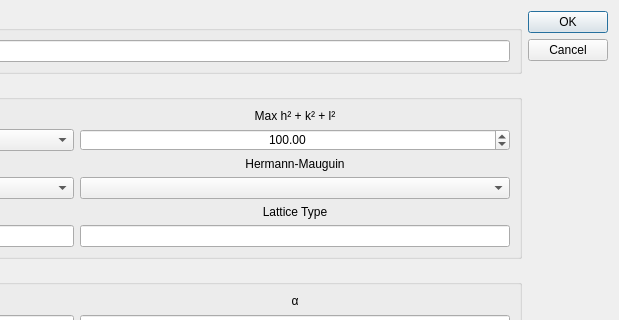
Above: hexrd/ui/resources/ui/add_material_dialog.ui from HEXRD/hexrdgui before the change; both pictures show x 380 to 999 and y 0 to 320 of the 999 by 508 pixel window. Below: the same form after it.
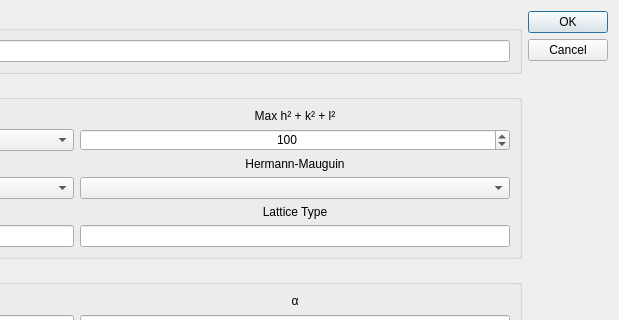
That is the form after the change.

Commit message:
Change max_hkl QDoubleSpinBox to QSpinBox
max_hkl should always be an integer. There is not any reason
for it to be a floating point value, and hexrd requires it to
be an integer when creating plane data.

Change max_hkl to be an integer spinbox: QSpinBox

The edit to the form file:
```diff
--- a/hexrd/ui/resources/ui/add_material_dialog.ui
+++ b/hexrd/ui/resources/ui/add_material_dialog.ui
@@ -76,19 +76,6 @@
           </property>
          </widget>
         </item>
-        <item row="2" column="1">
-         <widget class="QDoubleSpinBox" name="max_hkl">
-          <property name="alignment">
-           <set>Qt::AlignCenter</set>
-          </property>
-          <property name="maximum">
-           <double>1000.000000000000000</double>
-          </property>
-          <property name="value">
-           <double>100.000000000000000</double>
-          </property>
-         </widget>
-        </item>
         <item row="3" column="0">
          <widget class="QLabel" name="label_5">
           <property name="font">
@@ -239,6 +226,19 @@
           </property>
          </widget>
         </item>
+        <item row="2" column="1">
+         <widget class="QSpinBox" name="max_hkl">
+          <property name="alignment">
+           <set>Qt::AlignCenter</set>
+          </property>
+          <property name="maximum">
+           <number>1000</number>
+          </property>
+          <property name="value">
+           <number>100</number>
+          </property>
+         </widget>
+        </item>
        </layout>
       </widget>
      </item>
```
